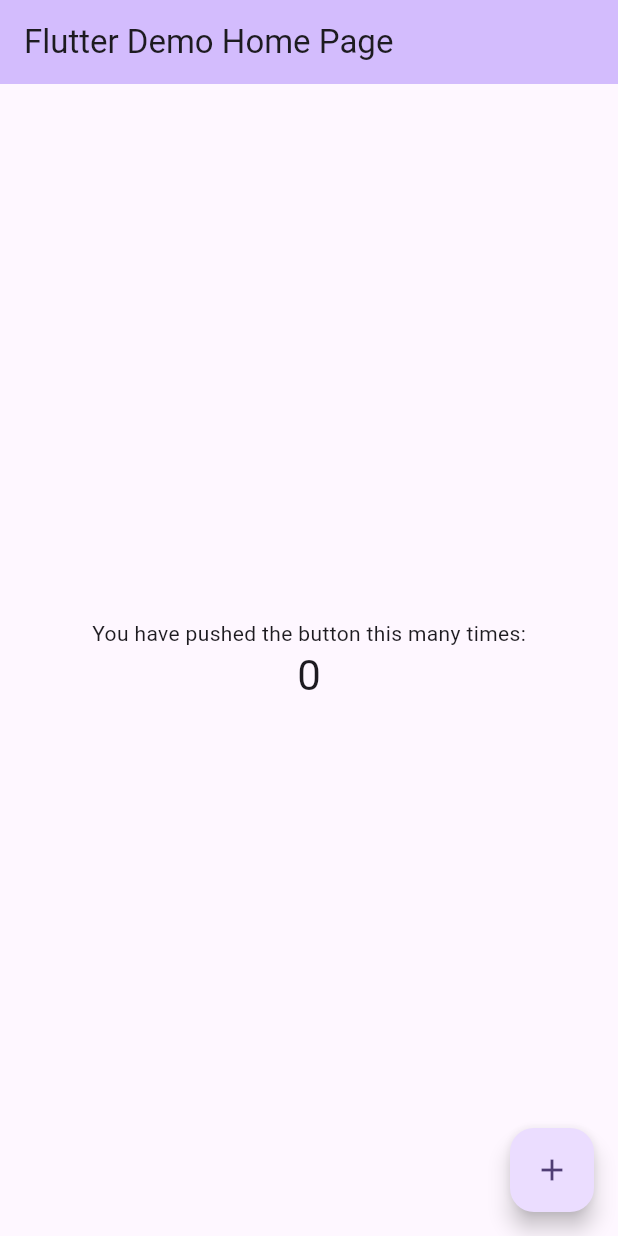
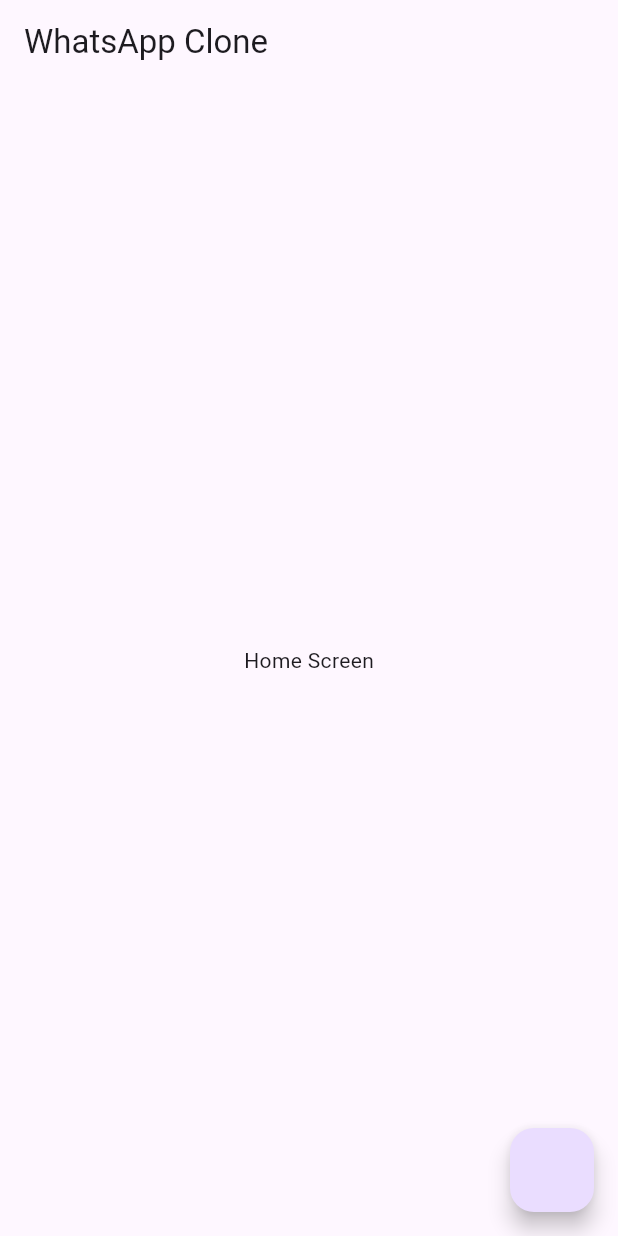
Before and after one commit to MarcosAP25/whatsapp_clone, a Flutter app: the screen it shows after launch, on a phone screen of 412 x 824 dp. Run offline on Flutter 3.47's test engine with Material 3 defaults, Android fonts, the phone set to English and light mode, and no system bars; our stand-ins replace go_router.

Commit message:
Main configuration

```diff
--- /dev/null
+++ b/lib/app.dart
@@ -0,0 +1,16 @@
+import 'package:flutter/material.dart';
+import 'package:whatsap_clone/config/router/app_router.dart';
+
+class App extends StatelessWidget {
+  const App({super.key});
+
+  @override
+  Widget build(BuildContext context) {
+    return MaterialApp.router(
+      title: 'WhatsApp Clone',
+     routerConfig: appRouter,
+
+      debugShowCheckedModeBanner: false,
+    );
+  }
+}
--- /dev/null
+++ b/lib/config/router/app_router.dart
@@ -0,0 +1,13 @@
+import 'package:go_router/go_router.dart';
+import 'package:whatsap_clone/presentation/screens.dart';
+
+final appRouter = GoRouter(
+  initialLocation: '/${HomeScreen.routeName}',
+  routes: [
+    GoRoute(
+      path: '/${HomeScreen.routeName}',
+      name: HomeScreen.routeName,
+      builder: (context, state) => const HomeScreen(),
+    )
+  ]
+);
--- a/lib/main.dart
+++ b/lib/main.dart
@@ -1,122 +1,6 @@
-import 'package:flutter/material.dart';
+import 'package:flutter/cupertino.dart';
+import 'package:whatsap_clone/app.dart';
 
-void main() {
-  runApp(const MyApp());
+void main(){
+  runApp(const App());
 }
-
-class MyApp extends StatelessWidget {
-  const MyApp({super.key});
-
-  // This widget is the root of your application.
-  @override
-  Widget build(BuildContext context) {
-    return MaterialApp(
-      title: 'Flutter Demo',
-      theme: ThemeData(
-        // This is the theme of your application.
-        //
-        // TRY THIS: Try running your application with "flutter run". You'll see
-        // the application has a purple toolbar. Then, without quitting the app,
-        // try changing the seedColor in the colorScheme below to Colors.green
-        // and then invoke "hot reload" (save your changes or press the "hot
-        // reload" button in a Flutter-supported IDE, or press "r" if you used
-        // the command line to start the app).
-        //
-        // Notice that the counter didn't reset back to zero; the application
-        // state is not lost during the reload. To reset the state, use hot
-        // restart instead.
-        //
-        // This works for code too, not just values: Most code changes can be
-        // tested with just a hot reload.
-        colorScheme: ColorScheme.fromSeed(seedColor: Colors.deepPurple),
-      ),
-      home: const MyHomePage(title: 'Flutter Demo Home Page'),
-    );
-  }
-}
-
-class MyHomePage extends StatefulWidget {
-  const MyHomePage({super.key, required this.title});
-
-  // This widget is the home page of your application. It is stateful, meaning
-  // that it has a State object (defined below) that contains fields that affect
-  // how it looks.
-
-  // This class is the configuration for the state. It holds the values (in this
-  // case the title) provided by the parent (in this case the App widget) and
-  // used by the build method of the State. Fields in a Widget subclass are
-  // always marked "final".
-
-  final String title;
-
-  @override
-  State<MyHomePage> createState() => _MyHomePageState();
-}
-
-class _MyHomePageState extends State<MyHomePage> {
-  int _counter = 0;
-
-  void _incrementCounter() {
-    setState(() {
-      // This call to setState tells the Flutter framework that something has
-      // changed in this State, which causes it to rerun the build method below
-      // so that the display can reflect the updated values. If we changed
-      // _counter without calling setState(), then the build method would not be
-      // called again, and so nothing would appear to happen.
-      _counter++;
-    });
-  }
-
-  @override
-  Widget build(BuildContext context) {
-    // This method is rerun every time setState is called, for instance as done
-    // by the _incrementCounter method above.
-    //
-    // The Flutter framework has been optimized to make rerunning build methods
-    // fast, so that you can just rebuild anything that needs updating rather
-    // than having to individually change instances of widgets.
-    return Scaffold(
-      appBar: AppBar(
-        // TRY THIS: Try changing the color here to a specific color (to
-        // Colors.amber, perhaps?) and trigger a hot reload to see the AppBar
-        // change color while the other colors stay the same.
-        backgroundColor: Theme.of(context).colorScheme.inversePrimary,
-        // Here we take the value from the MyHomePage object that was created by
-        // the App.build method, and use it to set our appbar title.
-        title: Text(widget.title),
-      ),
-      body: Center(
-        // Center is a layout widget. It takes a single child and positions it
-        // in the middle of the parent.
-        child: Column(
-          // Column is also a layout widget. It takes a list of children and
-          // arranges them vertically. By default, it sizes itself to fit its
-          // children horizontally, and tries to be as tall as its parent.
-          //
-          // Column has various properties to control how it sizes itself and
-          // how it positions its children. Here we use mainAxisAlignment to
-          // center the children vertically; the main axis here is the vertical
-          // axis because Columns are vertical (the cross axis would be
-          // horizontal).
-          //
-          // TRY THIS: Invoke "debug painting" (choose the "Toggle Debug Paint"
-          // action in the IDE, or press "p" in the console), to see the
-          // wireframe for each widget.
-          mainAxisAlignment: MainAxisAlignment.center,
-          children: <Widget>[
-            const Text('You have pushed the button this many times:'),
-            Text(
-              '$_counter',
-              style: Theme.of(context).textTheme.headlineMedium,
-            ),
-          ],
-        ),
-      ),
-      floatingActionButton: FloatingActionButton(
-        onPressed: _incrementCounter,
-        tooltip: 'Increment',
-        child: const Icon(Icons.add),
-      ), // This trailing comma makes auto-formatting nicer for build methods.
-    );
-  }
-}
--- /dev/null
+++ b/lib/presentation/screens.dart
@@ -0,0 +1 @@
+export 'package:whatsap_clone/presentation/screens/home/home_screen.dart';
--- /dev/null
+++ b/lib/presentation/screens/home/home_screen.dart
@@ -0,0 +1,21 @@
+import 'package:flutter/cupertino.dart';
+import 'package:flutter/material.dart';
+import 'package:whatsap_clone/presentation/screens/home/widgets/new_message_floating_action_button.dart';
+
+class HomeScreen extends StatelessWidget {
+  static const String routeName = 'home';
+  const HomeScreen({super.key});
+
+  @override
+  Widget build(BuildContext context) {
+    return Scaffold(
+      appBar: AppBar(
+        title: const Text('WhatsApp Clone'),
+      ),
+      body: const Center(
+        child: Text('Home Screen'),
+      ),
+      floatingActionButton: NewMessageFloatingActionButton(),
+    );
+  }
+}
--- /dev/null
+++ b/lib/presentation/screens/home/widgets/new_message_floating_action_button.dart
@@ -0,0 +1,15 @@
+import 'package:flutter/cupertino.dart';
+import 'package:flutter/material.dart';
+
+class NewMessageFloatingActionButton extends StatelessWidget {
+  const NewMessageFloatingActionButton({super.key});
+
+  void _newMessage() {}
+
+  @override
+  Widget build(BuildContext context) {
+    return FloatingActionButton(
+      onPressed: _newMessage,
+    );
+  }
+}
```
Also changed, not shown: pubspec.yaml (+8 -18 lines), pubspec.lock.
